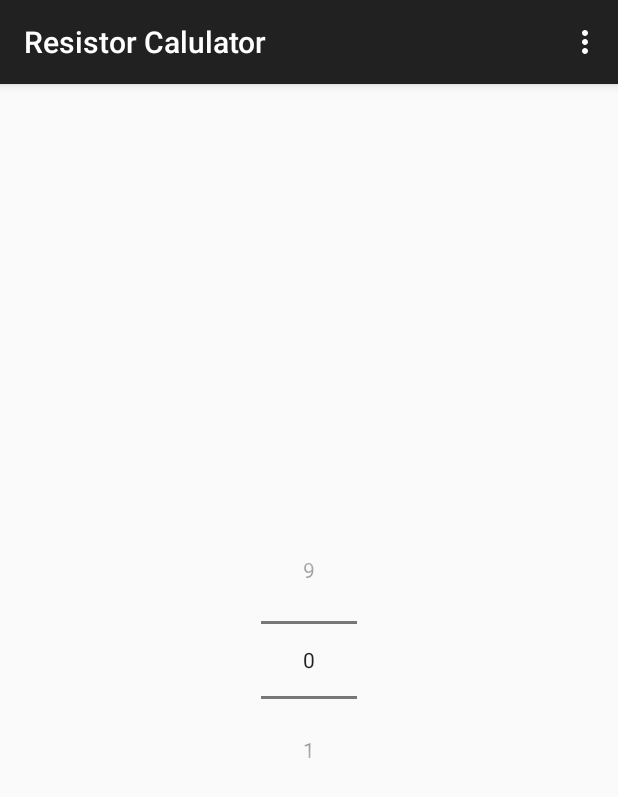
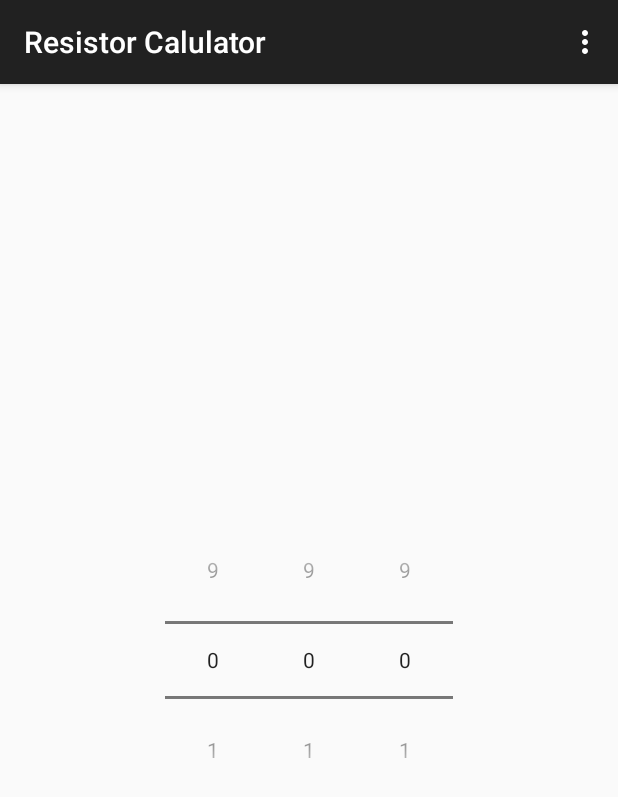
Before and after one commit to drew887/Resistor-Calculator, an Android app: the screen it shows after launch (MainActivity), on a phone screen of 412 x 824 dp. Shown: the top 797 px of the screen. Run offline under Robolectric (Android 15) with nearby library versions, the phone set to English and light mode, and no system bars.

Commit message:
Added two more NumberPickers as well as making the listener its own object that the three of them share.

```diff
--- a/app/src/main/java/com/rocketgrenade/resistorcalulator/MainActivity.java
+++ b/app/src/main/java/com/rocketgrenade/resistorcalulator/MainActivity.java
@@ -62,58 +62,21 @@ For Temperature band (the last band if there is more than one band after the gap
 
 public class MainActivity extends ActionBarActivity {
 
-    NumberPicker firstRowPicker;
+    NumberPicker firstBandPicker, secondBandPicker, thirdBandPicker;
 
     @Override
     protected void onCreate(Bundle savedInstanceState) {
         super.onCreate(savedInstanceState);
         setContentView(R.layout.activity_main);
-        firstRowPicker = (NumberPicker) findViewById(R.id.firstRowPicker);
-        firstRowPicker.setMaxValue(9);
-        firstRowPicker.setMinValue(0);
-        firstRowPicker.setOnValueChangedListener(new NumberPicker.OnValueChangeListener(){
-            @Override
-            public void onValueChange(NumberPicker picker,int oldval,int newval){
-                int color = Color.BLACK;
-                setColor(firstRowPicker, Color.WHITE);
-                switch (newval){
-                    case 0:
-                        color = Color.BLACK;
-                        break;
-                    case 1:
-                        color = Color.rgb(210,105,30);
-                        break;
-                    case 2:
-                        color = Color.RED;
-                        break;
-                    case 3:
-                        color = Color.rgb(255,165,0);
-                        break;
-                    case 4:
-                        color = Color.YELLOW;
-                        setColor(picker, Color.BLACK);
-                        break;
-                    case 5:
-                        color = Color.GREEN;
-                        setColor(picker, Color.BLACK);
-                        break;
-                    case 6:
-                        color = Color.BLUE;
-                        break;
-                    case 7:
-                        color = Color.rgb(255,100,255);
-                        break;
-                    case 8:
-                        color = Color.GRAY;
-                        break;
-                    case 9:
-                        color = Color.WHITE;
-                        setColor(picker, Color.BLACK);
-                        break;
-                }
-                picker.setBackgroundColor(color);
-            }
-        });
+        firstBandPicker = (NumberPicker) findViewById(R.id.firstBandPicker);
+        firstBandPicker.setMaxValue(9);
+        firstBandPicker.setOnValueChangedListener(colorChangeListener);
+        secondBandPicker = (NumberPicker) findViewById(R.id.secondBandPicker);
+        secondBandPicker.setMaxValue(9);
+        secondBandPicker.setOnValueChangedListener(colorChangeListener);
+        thirdBandPicker = (NumberPicker) findViewById(R.id.thirdBandPicker);
+        thirdBandPicker.setMaxValue(9);
+        thirdBandPicker.setOnValueChangedListener(colorChangeListener);
     }
 
     @Override
@@ -137,6 +100,51 @@ public class MainActivity extends ActionBarActivity {
 
         return super.onOptionsItemSelected(item);
     }
+
+    NumberPicker.OnValueChangeListener colorChangeListener = new NumberPicker.OnValueChangeListener() {
+        @Override
+        public void onValueChange(NumberPicker picker, int oldval, int newval) {
+            int color = Color.BLACK;
+            setColor(picker, Color.WHITE);
+            switch (newval) {
+                case 0:
+                    color = Color.BLACK;
+                    break;
+                case 1:
+                    color = Color.rgb(210, 105, 30);
+                    break;
+                case 2:
+                    color = Color.RED;
+                    break;
+                case 3:
+                    color = Color.rgb(255, 165, 0);
+                    break;
+                case 4:
+                    color = Color.YELLOW;
+                    setColor(picker, Color.BLACK);
+                    break;
+                case 5:
+                    color = Color.GREEN;
+                    setColor(picker, Color.BLACK);
+                    break;
+                case 6:
+                    color = Color.BLUE;
+                    break;
+                case 7:
+                    color = Color.rgb(255, 100, 255);
+                    break;
+                case 8:
+                    color = Color.GRAY;
+                    break;
+                case 9:
+                    color = Color.WHITE;
+                    setColor(picker, Color.BLACK);
+                    break;
+            }
+            picker.setBackgroundColor(color);
+        }
+    };
+
     protected void setColor(NumberPicker picker, int color){
         /*
          Why in all h*ll would you make something like the Paint a private rather than
--- a/app/src/main/res/layout/activity_main.xml
+++ b/app/src/main/res/layout/activity_main.xml
@@ -1,4 +1,4 @@
-<LinearLayout xmlns:android="http://schemas.android.com/apk/res/android"
+<RelativeLayout xmlns:android="http://schemas.android.com/apk/res/android"
     xmlns:tools="http://schemas.android.com/tools" android:layout_width="match_parent"
     android:layout_height="match_parent" android:paddingLeft="@dimen/activity_horizontal_margin"
     android:paddingRight="@dimen/activity_horizontal_margin"
@@ -12,5 +12,26 @@
     <NumberPicker
         android:layout_width="wrap_content"
         android:layout_height="wrap_content"
-        android:id="@+id/firstRowPicker" />
-</LinearLayout>
+        android:id="@+id/firstBandPicker"
+        android:layout_gravity="center_horizontal"
+        android:layout_alignParentTop="true"
+        android:layout_alignParentLeft="true"
+        android:layout_alignParentStart="true" />
+
+    <NumberPicker
+        android:layout_width="wrap_content"
+        android:layout_height="wrap_content"
+        android:id="@+id/secondBandPicker"
+        android:layout_alignTop="@+id/firstBandPicker"
+        android:layout_toRightOf="@+id/firstBandPicker"
+        android:layout_toEndOf="@+id/firstBandPicker" />
+
+    <NumberPicker
+        android:layout_width="wrap_content"
+        android:layout_height="wrap_content"
+        android:id="@+id/thirdBandPicker"
+        android:layout_alignTop="@+id/secondBandPicker"
+        android:layout_toRightOf="@+id/secondBandPicker"
+        android:layout_toEndOf="@+id/secondBandPicker" />
+
+</RelativeLayout>
```
